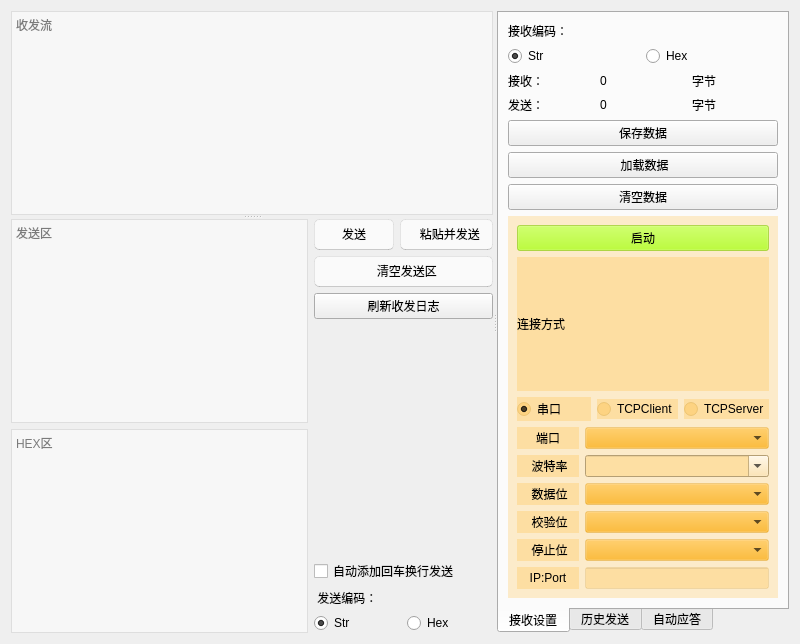
Above: components/ComTool/comtool.ui from xutongxin1/WirelessMonitor before the change. Below: the same form after it.
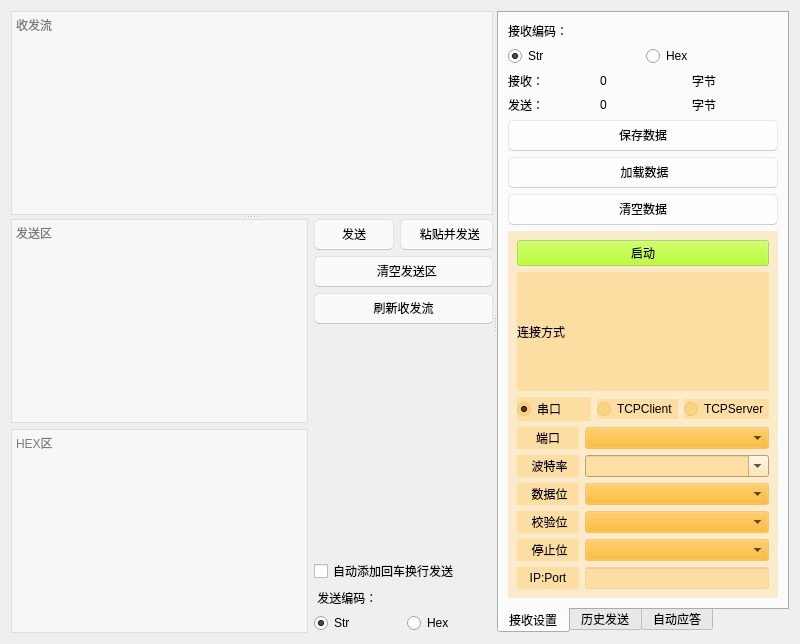
That is the form after the change. Custom widgets are drawn as their Qt base class.

Commit message:
feat：重构了部分函数的命名，美化了界面
feat：重构了几个Process的函数命名
feat：给界面按钮新增了样式表

Diff of the .ui file:
```diff
--- a/components/ComTool/comtool.ui
+++ b/components/ComTool/comtool.ui
@@ -251,8 +251,49 @@
              </item>
              <item>
               <widget class="QPushButton" name="refreshLog">
+               <property name="styleSheet">
+                <string notr="true">QPushButton, ToolButton {
+    color: black;
+    background: rgba(255, 255, 255, 0.7);
+    border: 1px solid rgba(0, 0, 0, 0.073);
+    border-bottom: 1px solid rgba(0, 0, 0, 0.183);
+    border-radius: 5px;
+    font: 14px 'Segoe UI', 'Microsoft YaHei';
+    padding: 5px 12px 6px 12px;
+    outline: none;
+}
+
+ToolButton {
+    padding: 5px 9px 6px 8px;
+}
+
+QPushButton[hasIcon=false] {
+    padding: 5px 12px 6px 12px;
+}
+
+QPushButton[hasIcon=true] {
+    padding: 5px 12px 6px 36px;
+}
+
+QPushButton:hover, ToolButton:hover {
+    background: rgba(249, 249, 249, 0.5);
+}
+
+QPushButton:pressed, ToolButton:pressed {
+    color: rgba(0, 0, 0, 0.63);
+    background: rgba(249, 249, 249, 0.3);
+    border-bottom: 1px solid rgba(0, 0, 0, 0.073);
+}
+
+QPushButton:disabled, ToolButton:disabled {
+    color: rgba(0, 0, 0, 0.36);
+    background: rgba(249, 249, 249, 0.3);
+    border: 1px solid rgba(0, 0, 0, 0.06);
+    border-bottom: 1px solid rgba(0, 0, 0, 0.06);
+}</string>
+               </property>
                <property name="text">
-                <string>刷新收发日志</string>
+                <string>刷新收发流</string>
                </property>
               </widget>
              </item>
@@ -455,6 +496,47 @@
            </item>
            <item>
             <widget class="QPushButton" name="btnSave">
+             <property name="styleSheet">
+              <string notr="true">QPushButton, ToolButton {
+    color: black;
+    background: rgba(255, 255, 255, 0.7);
+    border: 1px solid rgba(0, 0, 0, 0.073);
+    border-bottom: 1px solid rgba(0, 0, 0, 0.183);
+    border-radius: 5px;
+    font: 14px 'Segoe UI', 'Microsoft YaHei';
+    padding: 5px 12px 6px 12px;
+    outline: none;
+}
+
+ToolButton {
+    padding: 5px 9px 6px 8px;
+}
+
+QPushButton[hasIcon=false] {
+    padding: 5px 12px 6px 12px;
+}
+
+QPushButton[hasIcon=true] {
+    padding: 5px 12px 6px 36px;
+}
+
+QPushButton:hover, ToolButton:hover {
+    background: rgba(249, 249, 249, 0.5);
+}
+
+QPushButton:pressed, ToolButton:pressed {
+    color: rgba(0, 0, 0, 0.63);
+    background: rgba(249, 249, 249, 0.3);
+    border-bottom: 1px solid rgba(0, 0, 0, 0.073);
+}
+
+QPushButton:disabled, ToolButton:disabled {
+    color: rgba(0, 0, 0, 0.36);
+    background: rgba(249, 249, 249, 0.3);
+    border: 1px solid rgba(0, 0, 0, 0.06);
+    border-bottom: 1px solid rgba(0, 0, 0, 0.06);
+}</string>
+             </property>
              <property name="text">
               <string>保存数据</string>
              </property>
@@ -462,6 +544,47 @@
            </item>
            <item>
             <widget class="QPushButton" name="btnLoadData">
+             <property name="styleSheet">
+              <string notr="true">QPushButton, ToolButton {
+    color: black;
+    background: rgba(255, 255, 255, 0.7);
+    border: 1px solid rgba(0, 0, 0, 0.073);
+    border-bottom: 1px solid rgba(0, 0, 0, 0.183);
+    border-radius: 5px;
+    font: 14px 'Segoe UI', 'Microsoft YaHei';
+    padding: 5px 12px 6px 12px;
+    outline: none;
+}
+
+ToolButton {
+    padding: 5px 9px 6px 8px;
+}
+
+QPushButton[hasIcon=false] {
+    padding: 5px 12px 6px 12px;
+}
+
+QPushButton[hasIcon=true] {
+    padding: 5px 12px 6px 36px;
+}
+
+QPushButton:hover, ToolButton:hover {
+    background: rgba(249, 249, 249, 0.5);
+}
+
+QPushButton:pressed, ToolButton:pressed {
+    color: rgba(0, 0, 0, 0.63);
+    background: rgba(249, 249, 249, 0.3);
+    border-bottom: 1px solid rgba(0, 0, 0, 0.073);
+}
+
+QPushButton:disabled, ToolButton:disabled {
+    color: rgba(0, 0, 0, 0.36);
+    background: rgba(249, 249, 249, 0.3);
+    border: 1px solid rgba(0, 0, 0, 0.06);
+    border-bottom: 1px solid rgba(0, 0, 0, 0.06);
+}</string>
+             </property>
              <property name="text">
               <string> 加载数据</string>
              </property>
@@ -469,6 +592,47 @@
            </item>
            <item>
             <widget class="QPushButton" name="btnClear">
+             <property name="styleSheet">
+              <string notr="true">QPushButton, ToolButton {
+    color: black;
+    background: rgba(255, 255, 255, 0.7);
+    border: 1px solid rgba(0, 0, 0, 0.073);
+    border-bottom: 1px solid rgba(0, 0, 0, 0.183);
+    border-radius: 5px;
+    font: 14px 'Segoe UI', 'Microsoft YaHei';
+    padding: 5px 12px 6px 12px;
+    outline: none;
+}
+
+ToolButton {
+    padding: 5px 9px 6px 8px;
+}
+
+QPushButton[hasIcon=false] {
+    padding: 5px 12px 6px 12px;
+}
+
+QPushButton[hasIcon=true] {
+    padding: 5px 12px 6px 36px;
+}
+
+QPushButton:hover, ToolButton:hover {
+    background: rgba(249, 249, 249, 0.5);
+}
+
+QPushButton:pressed, ToolButton:pressed {
+    color: rgba(0, 0, 0, 0.63);
+    background: rgba(249, 249, 249, 0.3);
+    border-bottom: 1px solid rgba(0, 0, 0, 0.073);
+}
+
+QPushButton:disabled, ToolButton:disabled {
+    color: rgba(0, 0, 0, 0.36);
+    background: rgba(249, 249, 249, 0.3);
+    border: 1px solid rgba(0, 0, 0, 0.06);
+    border-bottom: 1px solid rgba(0, 0, 0, 0.06);
+}</string>
+             </property>
              <property name="text">
               <string>清空数据</string>
              </property>
```
The commit also changes 2 other files.
